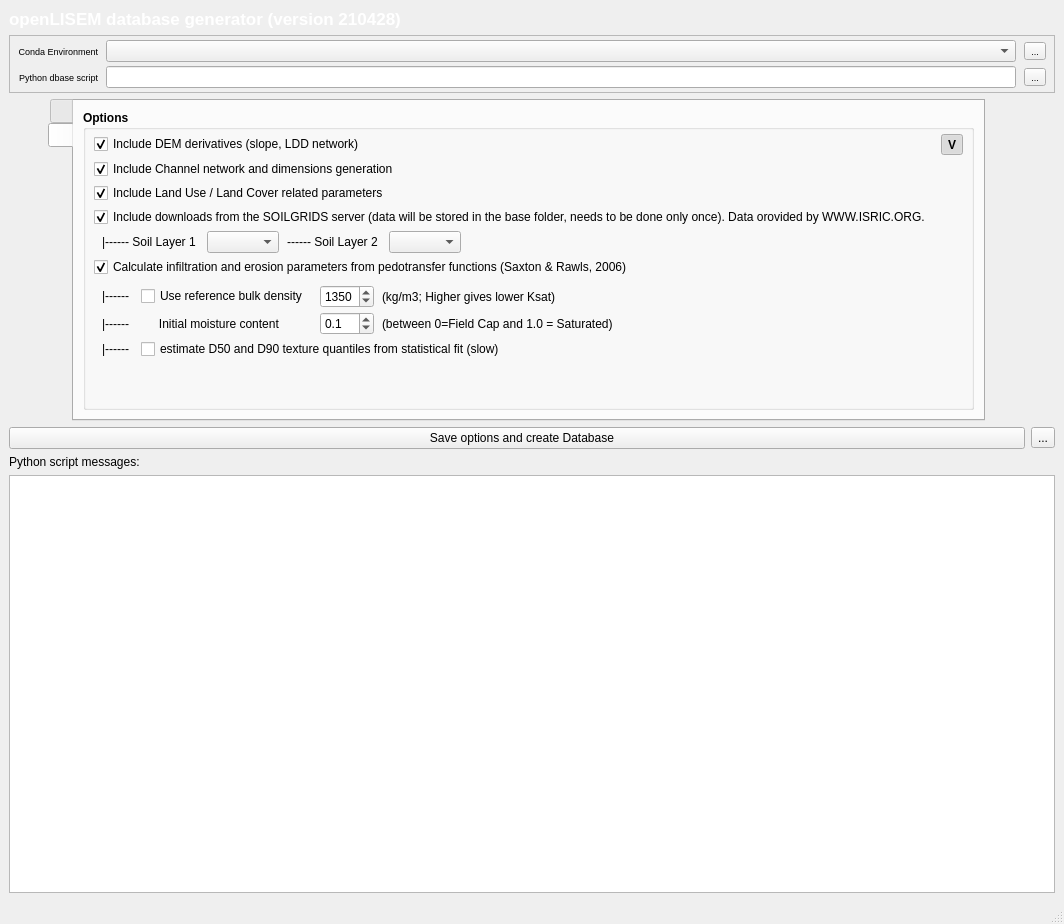
vjetten/openLISEMdata, file lisemdbase/mainwindow.ui: the form before one commit.
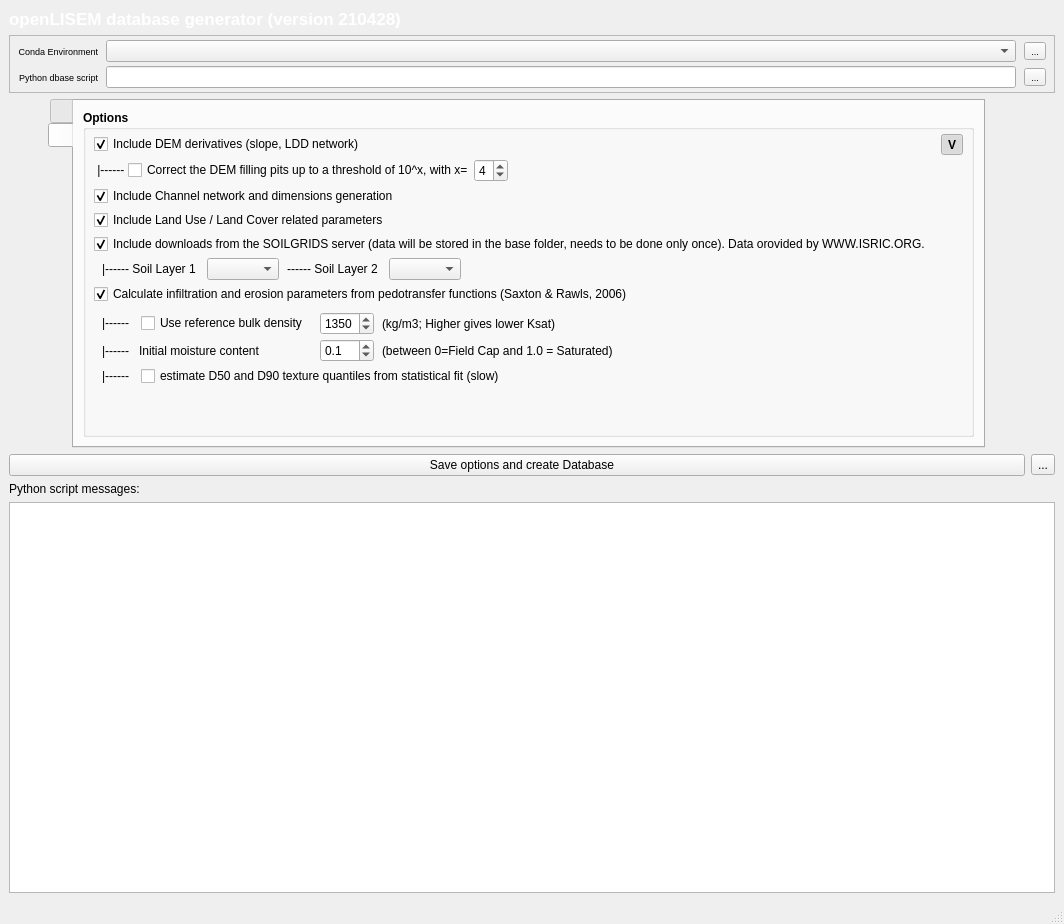
The form after the commit. Icons and pictures are not drawn.

```diff
--- a/lisemdbase/mainwindow.ui
+++ b/lisemdbase/mainwindow.ui
@@ -818,207 +818,8 @@
            <property name="verticalSpacing">
             <number>4</number>
            </property>
-           <item row="6" column="0" colspan="2">
-            <widget class="QWidget" name="infiloptions" native="true">
-             <layout class="QGridLayout" name="gridLayout_infil">
-              <property name="leftMargin">
-               <number>8</number>
-              </property>
-              <property name="topMargin">
-               <number>4</number>
-              </property>
-              <property name="rightMargin">
-               <number>8</number>
-              </property>
-              <property name="bottomMargin">
-               <number>4</number>
-              </property>
-              <property name="horizontalSpacing">
-               <number>8</number>
-              </property>
-              <property name="verticalSpacing">
-               <number>4</number>
-              </property>
-              <item row="2" column="1" colspan="3">
-               <widget class="QCheckBox" name="checkBox_erosion">
-                <property name="font">
-                 <font>
-                  <weight>50</weight>
-                  <bold>false</bold>
-                 </font>
-                </property>
-                <property name="text">
-                 <string>estimate D50 and D90 texture quantiles from statistical fit (slow)</string>
-                </property>
-               </widget>
-              </item>
-              <item row="0" column="1">
-               <widget class="QCheckBox" name="checkBox_userefBD">
-                <property name="font">
-                 <font>
-                  <weight>50</weight>
-                  <bold>false</bold>
-                 </font>
-                </property>
-                <property name="text">
-                 <string>Use reference bulk density </string>
-                </property>
-               </widget>
-              </item>
-              <item row="0" column="2">
-               <widget class="QSpinBox" name="spin_refBD">
-                <property name="font">
-                 <font>
-                  <weight>50</weight>
-                  <bold>false</bold>
-                 </font>
-                </property>
-                <property name="minimum">
-                 <number>1100</number>
-                </property>
-                <property name="maximum">
-                 <number>1600</number>
-                </property>
-                <property name="singleStep">
-                 <number>10</number>
-                </property>
-                <property name="value">
-                 <number>1350</number>
-                </property>
-               </widget>
-              </item>
-              <item row="1" column="3">
-               <widget class="QLabel" name="label_14">
-                <property name="font">
-                 <font>
-                  <weight>50</weight>
-                  <bold>false</bold>
-                 </font>
-                </property>
-                <property name="text">
-                 <string>(between 0=Field Cap and 1.0 = Saturated)</string>
-                </property>
-               </widget>
-              </item>
-              <item row="2" column="0">
-               <widget class="QLabel" name="label_15">
-                <property name="sizePolicy">
-                 <sizepolicy hsizetype="Fixed" vsizetype="Preferred">
-                  <horstretch>0</horstretch>
-                  <verstretch>0</verstretch>
-                 </sizepolicy>
-                </property>
-                <property name="font">
-                 <font>
-                  <weight>50</weight>
-                  <bold>false</bold>
-                 </font>
-                </property>
-                <property name="text">
-                 <string>|------</string>
-                </property>
-                <property name="textFormat">
-                 <enum>Qt::RichText</enum>
-                </property>
-               </widget>
-              </item>
-              <item row="1" column="0" colspan="2">
-               <widget class="QLabel" name="label_13">
-                <property name="sizePolicy">
-                 <sizepolicy hsizetype="Fixed" vsizetype="Preferred">
-                  <horstretch>0</horstretch>
-                  <verstretch>0</verstretch>
-                 </sizepolicy>
-                </property>
-                <property name="font">
-                 <font>
-                  <weight>50</weight>
-                  <bold>false</bold>
-                 </font>
-                </property>
-                <property name="text">
-                 <string>|------         Initial moisture content</string>
-                </property>
-               </widget>
-              </item>
-              <item row="1" column="2">
-               <widget class="QDoubleSpinBox" name="spin_initmoist">
-                <property name="font">
-                 <font>
-                  <weight>50</weight>
-                  <bold>false</bold>
-                 </font>
-                </property>
-                <property name="decimals">
-                 <number>1</number>
-                </property>
-                <property name="maximum">
-                 <double>1.000000000000000</double>
-                </property>
-                <property name="singleStep">
-                 <double>0.100000000000000</double>
-                </property>
-                <property name="value">
-                 <double>0.100000000000000</double>
-                </property>
-               </widget>
-              </item>
-              <item row="0" column="0">
-               <widget class="QLabel" name="label_12">
-                <property name="sizePolicy">
-                 <sizepolicy hsizetype="Fixed" vsizetype="Preferred">
-                  <horstretch>0</horstretch>
-                  <verstretch>0</verstretch>
-                 </sizepolicy>
-                </property>
-                <property name="font">
-                 <font>
-                  <weight>50</weight>
-                  <bold>false</bold>
-                 </font>
-                </property>
-                <property name="text">
-                 <string>|------ </string>
-                </property>
-                <property name="textFormat">
-                 <enum>Qt::RichText</enum>
-                </property>
-                <property name="alignment">
-                 <set>Qt::AlignLeading|Qt::AlignLeft|Qt::AlignVCenter</set>
-                </property>
-               </widget>
-              </item>
-              <item row="0" column="3">
-               <widget class="QLabel" name="label_18">
-                <property name="font">
-                 <font>
-                  <weight>50</weight>
-                  <bold>false</bold>
-                 </font>
-                </property>
-                <property name="text">
-                 <string>(kg/m3; Higher gives lower Ksat)</string>
-                </property>
-               </widget>
-              </item>
-              <item row="0" column="4">
-               <spacer name="horizontalSpacer_6">
-                <property name="orientation">
-                 <enum>Qt::Horizontal</enum>
-                </property>
-                <property name="sizeHint" stdset="0">
-                 <size>
-                  <width>40</width>
-                  <height>20</height>
-                 </size>
-                </property>
-               </spacer>
-              </item>
-             </layout>
-            </widget>
-           </item>
-           <item row="3" column="0" colspan="2">
-            <widget class="QCheckBox" name="checkBox_Soilgrids">
+           <item row="0" column="0">
+            <widget class="QCheckBox" name="checkBox_DEM">
              <property name="sizePolicy">
               <sizepolicy hsizetype="Preferred" vsizetype="Fixed">
                <horstretch>0</horstretch>
@@ -1032,7 +833,7 @@
               </font>
              </property>
              <property name="text">
-              <string>Include downloads from the SOILGRIDS server (data will be stored in the base folder, needs to be done only once). Data orovided by WWW.ISRIC.ORG.</string>
+              <string>Include DEM derivatives (slope, LDD network)</string>
              </property>
              <property name="checked">
               <bool>true</bool>
@@ -1059,80 +860,93 @@
              </property>
             </widget>
            </item>
+           <item row="1" column="0">
+            <layout class="QHBoxLayout" name="horizontalLayout_2">
+             <property name="spacing">
+              <number>0</number>
+             </property>
+             <item>
+              <widget class="QLabel" name="label_19">
+               <property name="sizePolicy">
+                <sizepolicy hsizetype="Fixed" vsizetype="Fixed">
+                 <horstretch>0</horstretch>
+                 <verstretch>0</verstretch>
+                </sizepolicy>
+               </property>
+               <property name="font">
+                <font>
+                 <weight>50</weight>
+                 <bold>false</bold>
+                </font>
+               </property>
+               <property name="text">
+                <string> |------ </string>
+               </property>
+              </widget>
+             </item>
+             <item>
+              <widget class="QCheckBox" name="checkBox_correctDEM">
+               <property name="sizePolicy">
+                <sizepolicy hsizetype="Fixed" vsizetype="Fixed">
+                 <horstretch>0</horstretch>
+                 <verstretch>0</verstretch>
+                </sizepolicy>
+               </property>
+               <property name="font">
+                <font>
+                 <weight>50</weight>
+                 <bold>false</bold>
+                </font>
+               </property>
+               <property name="text">
+                <string>Correct the DEM filling pits up to a threshold of 10^x, with x=</string>
+               </property>
+              </widget>
+             </item>
+             <item>
+              <widget class="QSpinBox" name="spin_DEMfill">
+               <property name="sizePolicy">
+                <sizepolicy hsizetype="Fixed" vsizetype="Fixed">
+                 <horstretch>0</horstretch>
+                 <verstretch>0</verstretch>
+                </sizepolicy>
+               </property>
+               <property name="font">
+                <font>
+                 <weight>50</weight>
+                 <bold>false</bold>
+                </font>
+               </property>
+               <property name="minimum">
+                <number>1</number>
+               </property>
+               <property name="maximum">
+                <number>8</number>
+               </property>
+               <property name="singleStep">
+                <number>1</number>
+               </property>
+               <property name="value">
+                <number>4</number>
+               </property>
+              </widget>
+             </item>
+             <item>
+              <spacer name="horizontalSpacer_8">
+               <property name="orientation">
+                <enum>Qt::Horizontal</enum>
+               </property>
+               <property name="sizeHint" stdset="0">
+                <size>
+                 <width>40</width>
+                 <height>20</height>
+                </size>
+               </property>
+              </spacer>
+             </item>
+            </layout>
+           </item>
            <item row="2" column="0">
-            <widget class="QCheckBox" name="checkBox_LULC">
-             <property name="sizePolicy">
-              <sizepolicy hsizetype="Preferred" vsizetype="Fixed">
-               <horstretch>0</horstretch>
-               <verstretch>0</verstretch>
-              </sizepolicy>
-             </property>
-             <property name="font">
-              <font>
-               <weight>50</weight>
-               <bold>false</bold>
-              </font>
-             </property>
-             <property name="text">
-              <string>Include Land Use / Land Cover related parameters</string>
-             </property>
-             <property name="checked">
-              <bool>true</bool>
-             </property>
-            </widget>
-           </item>
-           <item row="5" column="0" colspan="2">
-            <widget class="QCheckBox" name="checkBox_Infil">
-             <property name="font">
-              <font>
-               <weight>50</weight>
-               <bold>false</bold>
-              </font>
-             </property>
-             <property name="text">
-              <string>Calculate infiltration and erosion parameters from pedotransfer functions (Saxton &amp;&amp; Rawls, 2006)</string>
-             </property>
-             <property name="checked">
-              <bool>true</bool>
-             </property>
-            </widget>
-           </item>
-           <item row="0" column="0">
-            <widget class="QCheckBox" name="checkBox_DEM">
-             <property name="sizePolicy">
-              <sizepolicy hsizetype="Preferred" vsizetype="Fixed">
-               <horstretch>0</horstretch>
-               <verstretch>0</verstretch>
-              </sizepolicy>
-             </property>
-             <property name="font">
-              <font>
-               <weight>50</weight>
-               <bold>false</bold>
-              </font>
-             </property>
-             <property name="text">
-              <string>Include DEM derivatives (slope, LDD network)</string>
-             </property>
-             <property name="checked">
-              <bool>true</bool>
-             </property>
-            </widget>
-           </item>
-           <item row="0" column="1">
-            <spacer name="horizontalSpacer_7">
-             <property name="orientation">
-              <enum>Qt::Horizontal</enum>
-             </property>
-             <property name="sizeHint" stdset="0">
-              <size>
-               <width>40</width>
-               <height>20</height>
-              </size>
-             </property>
-            </spacer>
-           </item>
-           <item row="1" column="0" colspan="2">
             <widget class="QCheckBox" name="checkBox_Channels">
              <property name="sizePolicy">
               <sizepolicy hsizetype="Preferred" vsizetype="Fixed">
@@ -1154,20 +968,51 @@
              </property>
             </widget>
            </item>
-           <item row="7" column="0">
-            <spacer name="verticalSpacer">
-             <property name="orientation">
-              <enum>Qt::Vertical</enum>
+           <item row="3" column="0">
+            <widget class="QCheckBox" name="checkBox_LULC">
+             <property name="sizePolicy">
+              <sizepolicy hsizetype="Preferred" vsizetype="Fixed">
+               <horstretch>0</horstretch>
+               <verstretch>0</verstretch>
+              </sizepolicy>
              </property>
-             <property name="sizeHint" stdset="0">
-              <size>
-               <width>20</width>
-               <height>40</height>
-              </size>
+             <property name="font">
+              <font>
+               <weight>50</weight>
+               <bold>false</bold>
+              </font>
              </property>
-            </spacer>
+             <property name="text">
+              <string>Include Land Use / Land Cover related parameters</string>
+             </property>
+             <property name="checked">
+              <bool>true</bool>
+             </property>
+            </widget>
            </item>
-           <item row="4" column="0" colspan="2">
+           <item row="4" column="0">
+            <widget class="QCheckBox" name="checkBox_Soilgrids">
+             <property name="sizePolicy">
+              <sizepolicy hsizetype="Preferred" vsizetype="Fixed">
+               <horstretch>0</horstretch>
+               <verstretch>0</verstretch>
+              </sizepolicy>
+             </property>
+             <property name="font">
+              <font>
+               <weight>50</weight>
+               <bold>false</bold>
+              </font>
+             </property>
+             <property name="text">
+              <string>Include downloads from the SOILGRIDS server (data will be stored in the base folder, needs to be done only once). Data orovided by WWW.ISRIC.ORG.</string>
+             </property>
+             <property name="checked">
+              <bool>true</bool>
+             </property>
+            </widget>
+           </item>
+           <item row="5" column="0">
             <widget class="QWidget" name="SGoptions" native="true">
              <layout class="QHBoxLayout" name="horizontalLayout">
               <property name="spacing">
@@ -1278,6 +1123,234 @@
              </layout>
             </widget>
            </item>
+           <item row="6" column="0">
+            <widget class="QCheckBox" name="checkBox_Infil">
+             <property name="font">
+              <font>
+               <weight>50</weight>
+               <bold>false</bold>
+              </font>
+             </property>
+             <property name="text">
+              <string>Calculate infiltration and erosion parameters from pedotransfer functions (Saxton &amp;&amp; Rawls, 2006)</string>
+             </property>
+             <property name="checked">
+              <bool>true</bool>
+             </property>
+            </widget>
+           </item>
+           <item row="7" column="0">
+            <widget class="QWidget" name="infiloptions" native="true">
+             <layout class="QGridLayout" name="gridLayout_infil">
+              <property name="leftMargin">
+               <number>8</number>
+              </property>
+              <property name="topMargin">
+               <number>4</number>
+              </property>
+              <property name="rightMargin">
+               <number>8</number>
+              </property>
+              <property name="bottomMargin">
+               <number>4</number>
+              </property>
+              <property name="horizontalSpacing">
+               <number>8</number>
+              </property>
+              <property name="verticalSpacing">
+               <number>4</number>
+              </property>
+              <item row="1" column="2">
+               <widget class="QDoubleSpinBox" name="spin_initmoist">
+                <property name="font">
+                 <font>
+                  <weight>50</weight>
+                  <bold>false</bold>
+                 </font>
+                </property>
+                <property name="decimals">
+                 <number>1</number>
+                </property>
+                <property name="maximum">
+                 <double>1.000000000000000</double>
+                </property>
+                <property name="singleStep">
+                 <double>0.100000000000000</double>
+                </property>
+                <property name="value">
+                 <double>0.100000000000000</double>
+                </property>
+               </widget>
+              </item>
+              <item row="0" column="0">
+               <widget class="QLabel" name="label_12">
+                <property name="sizePolicy">
+                 <sizepolicy hsizetype="Fixed" vsizetype="Preferred">
+                  <horstretch>0</horstretch>
+                  <verstretch>0</verstretch>
+                 </sizepolicy>
+                </property>
+                <property name="font">
+                 <font>
+                  <weight>50</weight>
+                  <bold>false</bold>
+                 </font>
+                </property>
+                <property name="text">
+                 <string>|------ </string>
+                </property>
+                <property name="textFormat">
+                 <enum>Qt::RichText</enum>
+                </property>
+                <property name="alignment">
+                 <set>Qt::AlignLeading|Qt::AlignLeft|Qt::AlignVCenter</set>
+                </property>
+               </widget>
+              </item>
+              <item row="0" column="3">
+               <widget class="QLabel" name="label_18">
+                <property name="font">
+                 <font>
+                  <weight>50</weight>
+                  <bold>false</bold>
+                 </font>
+                </property>
+                <property name="text">
+                 <string>(kg/m3; Higher gives lower Ksat)</string>
+                </property>
+               </widget>
+              </item>
+              <item row="1" column="0" colspan="2">
+               <widget class="QLabel" name="label_13">
+                <property name="sizePolicy">
+                 <sizepolicy hsizetype="Fixed" vsizetype="Preferred">
+                  <horstretch>0</horstretch>
+                  <verstretch>0</verstretch>
+                 </sizepolicy>
+                </property>
+                <property name="font">
+                 <font>
+                  <weight>50</weight>
+                  <bold>false</bold>
+                 </font>
+                </property>
+                <property name="text">
+                 <string>|------   Initial moisture content</string>
+                </property>
+               </widget>
+              </item>
+              <item row="1" column="3">
+               <widget class="QLabel" name="label_14">
+                <property name="font">
+                 <font>
+                  <weight>50</weight>
+                  <bold>false</bold>
+                 </font>
+                </property>
+                <property name="text">
+                 <string>(between 0=Field Cap and 1.0 = Saturated)</string>
+                </property>
+               </widget>
+              </item>
+              <item row="2" column="0">
+               <widget class="QLabel" name="label_15">
+                <property name="sizePolicy">
+                 <sizepolicy hsizetype="Fixed" vsizetype="Preferred">
+                  <horstretch>0</horstretch>
+                  <verstretch>0</verstretch>
+                 </sizepolicy>
+                </property>
+                <property name="font">
+                 <font>
+                  <weight>50</weight>
+                  <bold>false</bold>
+                 </font>
+                </property>
+                <property name="text">
+                 <string>|------</string>
+                </property>
+                <property name="textFormat">
+                 <enum>Qt::RichText</enum>
+                </property>
+               </widget>
+              </item>
+              <item row="0" column="2">
+               <widget class="QSpinBox" name="spin_refBD">
+                <property name="font">
+                 <font>
+                  <weight>50</weight>
+                  <bold>false</bold>
+                 </font>
+                </property>
+                <property name="minimum">
+                 <number>1100</number>
+                </property>
+                <property name="maximum">
+                 <number>1600</number>
+                </property>
+                <property name="singleStep">
+                 <number>10</number>
+                </property>
+                <property name="value">
+                 <number>1350</number>
+                </property>
+               </widget>
+              </item>
+              <item row="0" column="4">
+               <spacer name="horizontalSpacer_6">
+                <property name="orientation">
+                 <enum>Qt::Horizontal</enum>
+                </property>
+                <property name="sizeHint" stdset="0">
+                 <size>
+                  <width>40</width>
+                  <height>20</height>
+                 </size>
+                </property>
+               </spacer>
+              </item>
+              <item row="2" column="1" colspan="3">
+               <widget class="QCheckBox" name="checkBox_erosion">
+                <property name="font">
+                 <font>
+                  <weight>50</weight>
+                  <bold>false</bold>
+                 </font>
+                </property>
+                <property name="text">
+                 <string>estimate D50 and D90 texture quantiles from statistical fit (slow)</string>
+                </property>
+               </widget>
+              </item>
+              <item row="0" column="1">
+               <widget class="QCheckBox" name="checkBox_userefBD">
+                <property name="font">
+                 <font>
+                  <weight>50</weight>
+                  <bold>false</bold>
+                 </font>
+                </property>
+                <property name="text">
+                 <string>Use reference bulk density </string>
+                </property>
+               </widget>
+              </item>
+             </layout>
+            </widget>
+           </item>
+           <item row="8" column="0">
+            <spacer name="verticalSpacer">
+             <property name="orientation">
+              <enum>Qt::Vertical</enum>
+             </property>
+             <property name="sizeHint" stdset="0">
+              <size>
+               <width>20</width>
+               <height>40</height>
+              </size>
+             </property>
+            </spacer>
+           </item>
           </layout>
          </widget>
         </item>
```
Left out of the diff: 2 changed lines with no effect on the pictures.
